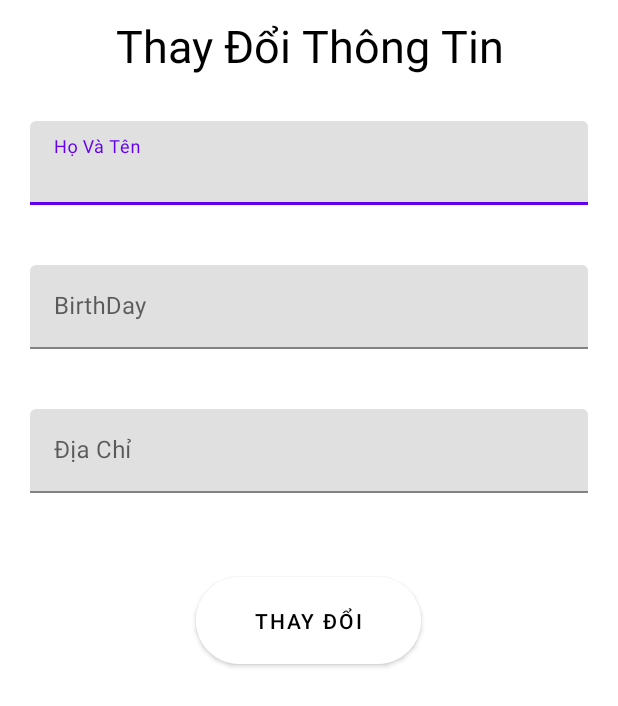
After one commit to dungpt14083/UngDungDatLichCatToc, an Android app: the layout activity_update_account.xml on its own in the app's theme, with its tools: preview values and no code run, on a phone screen of 412 x 824 dp. The commit adds this screen. Shown: the top 706 px of the screen. Run offline under Robolectric (Android 15) with nearby library versions, the phone set to English and light mode, and no system bars.

Commit message:
feature_dung_updateaccount

```diff
--- a/app/src/main/AndroidManifest.xml
+++ b/app/src/main/AndroidManifest.xml
@@ -17,6 +17,9 @@
         android:theme="@style/Theme.UngDungDatLichCatToc"
         android:usesCleartextTraffic="true"
         tools:targetApi="31">
+        <activity
+            android:name=".activity.UpdateAccountActivity"
+            android:exported="true" />
         <activity
             android:name=".ActivityDetail"
             android:exported="false">
--- a/app/src/main/java/com/example/ungdungdatlichcattoc/activity/BanGiaActivity.java
+++ b/app/src/main/java/com/example/ungdungdatlichcattoc/activity/BanGiaActivity.java
@@ -16,6 +16,7 @@ import com.example.ungdungdatlichcattoc.Adapter.Adapter_BangGia;
 import com.example.ungdungdatlichcattoc.MainActivity;
 import com.example.ungdungdatlichcattoc.R;
 import com.example.ungdungdatlichcattoc.model.Service;
+import com.google.android.material.button.MaterialButton;
 
 import java.util.ArrayList;
 import java.util.List;
@@ -29,7 +30,7 @@ import retrofit2.converter.gson.GsonConverterFactory;
 public class BanGiaActivity extends AppCompatActivity {
     private GridView gridView;
     private List<Service> serviceList;
-    CardView banggia_btn_datlich;
+    MaterialButton banggia_btn_datlich;
     ImageView btnhomeback;
 
     @Override
--- a/app/src/main/java/com/example/ungdungdatlichcattoc/activity/LoginActivity.java
+++ b/app/src/main/java/com/example/ungdungdatlichcattoc/activity/LoginActivity.java
@@ -116,6 +116,10 @@ public class LoginActivity extends AppCompatActivity {
                         editor.putString("password", password);
                         editor.putString("id", response.body().getId());
                         editor.putString("token",token);
+                        editor.putString("birthday",loginResponse.getBirthOfYear());
+                        editor.putString("nameUser",loginResponse.getNameUser());
+                        editor.putString("address",loginResponse.getAddress());
+
                         editor.apply();
                         startActivity(new Intent(LoginActivity.this, MainActivity.class));
                         finish();
--- /dev/null
+++ b/app/src/main/res/layout/activity_update_account.xml
@@ -0,0 +1,63 @@
+<?xml version="1.0" encoding="utf-8"?>
+<LinearLayout xmlns:android="http://schemas.android.com/apk/res/android"
+    xmlns:app="http://schemas.android.com/apk/res-auto"
+    xmlns:tools="http://schemas.android.com/tools"
+    android:layout_width="match_parent"
+    android:layout_height="match_parent"
+    android:orientation="vertical"
+
+    tools:context=".activity.UpdateAccountActivity">
+    <TextView
+        android:layout_margin="10dp"
+        android:textSize="30dp"
+        android:textColor="@color/black"
+        android:layout_width="match_parent"
+        android:layout_height="wrap_content"
+        android:gravity="center"
+        android:text="Thay Đổi Thông Tin"/>
+    <com.google.android.material.textfield.TextInputLayout
+        android:layout_width="match_parent"
+        android:layout_height="wrap_content"
+        android:layout_gravity="center"
+        android:layout_margin="20dp">
+        <com.google.android.material.textfield.TextInputEditText
+            android:layout_width="match_parent"
+            android:layout_height="match_parent"
+            android:hint="Họ Và Tên"
+            android:id="@+id/edt_update_account_username"/>
+    </com.google.android.material.textfield.TextInputLayout>
+    <com.google.android.material.textfield.TextInputLayout
+        android:layout_width="match_parent"
+        android:layout_height="wrap_content"
+        android:layout_gravity="center"
+        android:layout_margin="20dp">
+        <com.google.android.material.textfield.TextInputEditText
+            android:layout_width="match_parent"
+            android:layout_height="match_parent"
+            android:hint="BirthDay"
+            android:id="@+id/edt_update_account_birthday"/>
+    </com.google.android.material.textfield.TextInputLayout>
+    <com.google.android.material.textfield.TextInputLayout
+        android:layout_width="match_parent"
+        android:layout_height="wrap_content"
+        android:layout_gravity="center"
+        android:layout_margin="20dp">
+        <com.google.android.material.textfield.TextInputEditText
+            android:layout_width="match_parent"
+            android:layout_height="match_parent"
+            android:hint="Địa Chỉ"
+            android:id="@+id/edt_update_account_Adress"/>
+    </com.google.android.material.textfield.TextInputLayout>
+    <com.google.android.material.button.MaterialButton
+        android:layout_width="150dp"
+        android:layout_height="70dp"
+        android:layout_gravity="center"
+        android:layout_margin="30dp"
+        android:backgroundTint="@color/white"
+        android:textColor="@color/black"
+        android:text="Thay Đổi"
+        android:id="@+id/btn_updateaccount_Update"
+        app:cornerRadius="50dp"/>
+
+
+</LinearLayout>
```
Also changed, not shown: app/src/main/java/com/example/ungdungdatlichcattoc/API/ApiCustomer.java (added, +25 -0 lines), app/src/main/java/com/example/ungdungdatlichcattoc/activity/AccoutActivity.java (+45 -1 lines), app/src/main/java/com/example/ungdungdatlichcattoc/activity/UpdateAccountActivity.java (added, +138 -0 lines), app/src/main/java/com/example/ungdungdatlichcattoc/model/CusstomerInfo.java (added, +82 -0 lines), app/src/main/java/com/example/ungdungdatlichcattoc/model/LoginResponse.java (+23 -0 lines), app/src/main/res/layout/activity_accout.xml (+6 -22 lines).
